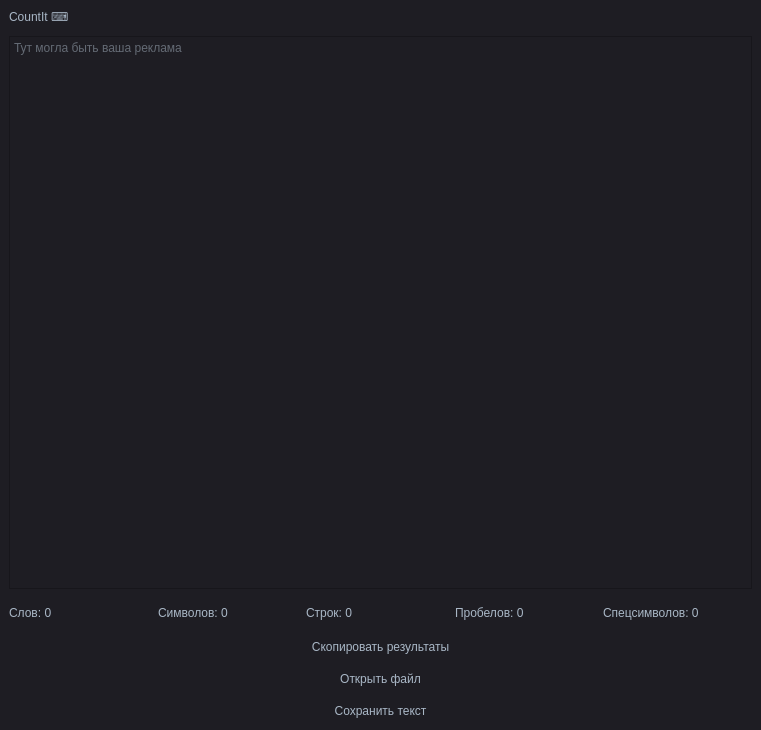
Qt form mainwindow.ui (Alukkart/CountIt) before a commit.
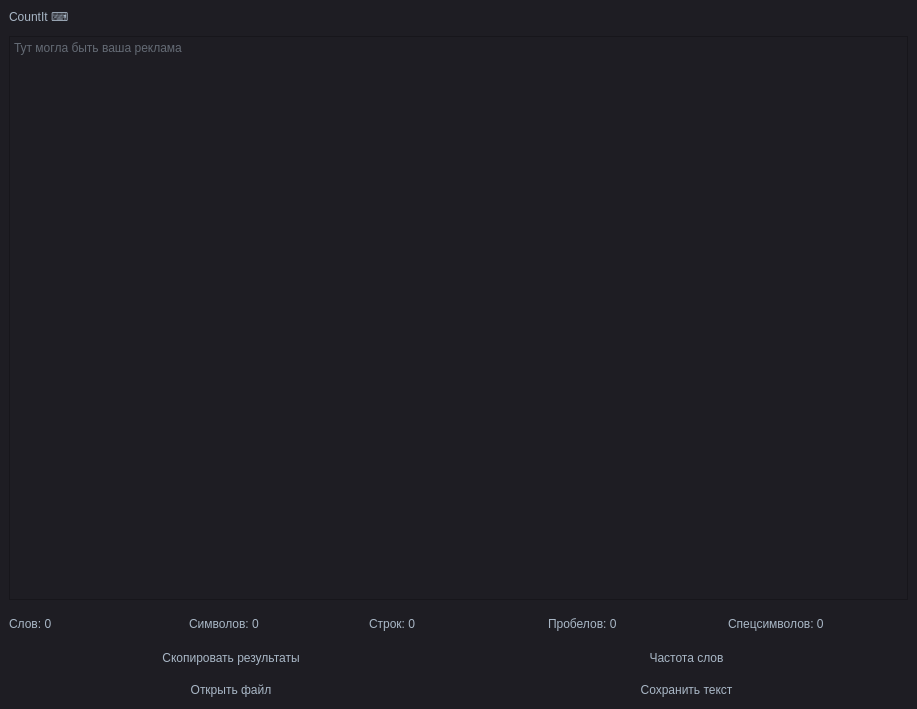
The same form after that commit. Icons and pictures are not drawn.

Commit message: Подсчет частоты слов + UI fixes

```diff
--- a/mainwindow.ui
+++ b/mainwindow.ui
@@ -6,8 +6,8 @@
    <rect>
     <x>0</x>
     <y>0</y>
-    <width>761</width>
-    <height>730</height>
+    <width>917</width>
+    <height>709</height>
    </rect>
   </property>
   <property name="contextMenuPolicy">
@@ -422,15 +422,10 @@
     <property name="verticalSpacing">
      <number>12</number>
     </property>
-    <item row="4" column="1">
-     <widget class="QPushButton" name="openButton">
-      <property name="font">
-       <font>
-        <fontweight>DemiBold</fontweight>
-       </font>
-      </property>
+    <item row="0" column="1">
+     <widget class="QLabel" name="label">
       <property name="text">
-       <string>Открыть файл</string>
+       <string>CountIt ⌨ </string>
       </property>
      </widget>
     </item>
@@ -478,9 +473,9 @@
          <colorrole role="Base">
           <brush brushstyle="SolidPattern">
            <color alpha="255">
-            <red>33</red>
-            <green>32</green>
-            <blue>41</blue>
+            <red>30</red>
+            <green>29</green>
+            <blue>35</blue>
            </color>
           </brush>
          </colorrole>
@@ -543,9 +538,9 @@
          <colorrole role="Base">
           <brush brushstyle="SolidPattern">
            <color alpha="255">
-            <red>33</red>
-            <green>32</green>
-            <blue>41</blue>
+            <red>30</red>
+            <green>29</green>
+            <blue>35</blue>
            </color>
           </brush>
          </colorrole>
@@ -644,30 +639,6 @@
      </widget>
     </item>
     <item row="3" column="1">
-     <widget class="QPushButton" name="copyButton">
-      <property name="font">
-       <font>
-        <fontweight>DemiBold</fontweight>
-       </font>
-      </property>
-      <property name="text">
-       <string>Скопировать результаты</string>
-      </property>
-     </widget>
-    </item>
-    <item row="5" column="1">
-     <widget class="QPushButton" name="saveButton">
-      <property name="font">
-       <font>
-        <fontweight>DemiBold</fontweight>
-       </font>
-      </property>
-      <property name="text">
-       <string>Сохранить текст</string>
-      </property>
-     </widget>
-    </item>
-    <item row="2" column="1">
      <layout class="QHBoxLayout" name="horizontalLayout">
       <property name="spacing">
        <number>0</number>
@@ -723,12 +694,69 @@
       </item>
      </layout>
     </item>
-    <item row="0" column="1">
-     <widget class="QLabel" name="label">
-      <property name="text">
-       <string>CountIt ⌨ </string>
+    <item row="4" column="1">
+     <layout class="QGridLayout" name="gridLayout" rowminimumheight="0,0,0,0,0" columnminimumwidth="0,0">
+      <property name="sizeConstraint">
+       <enum>QLayout::SizeConstraint::SetNoConstraint</enum>
       </property>
-     </widget>
+      <property name="topMargin">
+       <number>0</number>
+      </property>
+      <property name="rightMargin">
+       <number>0</number>
+      </property>
+      <property name="spacing">
+       <number>12</number>
+      </property>
+      <item row="3" column="0">
+       <widget class="QPushButton" name="openButton">
+        <property name="font">
+         <font>
+          <fontweight>DemiBold</fontweight>
+         </font>
+        </property>
+        <property name="text">
+         <string>Открыть файл</string>
+        </property>
+       </widget>
+      </item>
+      <item row="2" column="0">
+       <widget class="QPushButton" name="copyButton">
+        <property name="font">
+         <font>
+          <fontweight>DemiBold</fontweight>
+         </font>
+        </property>
+        <property name="text">
+         <string>Скопировать результаты</string>
+        </property>
+       </widget>
+      </item>
+      <item row="2" column="1">
+       <widget class="QPushButton" name="frequencyButton">
+        <property name="font">
+         <font>
+          <fontweight>DemiBold</fontweight>
+         </font>
+        </property>
+        <property name="text">
+         <string>Частота слов</string>
+        </property>
+       </widget>
+      </item>
+      <item row="3" column="1">
+       <widget class="QPushButton" name="saveButton">
+        <property name="font">
+         <font>
+          <fontweight>DemiBold</fontweight>
+         </font>
+        </property>
+        <property name="text">
+         <string>Сохранить текст</string>
+        </property>
+       </widget>
+      </item>
+     </layout>
     </item>
    </layout>
   </widget>
```
Left out of the diff: 2 changed lines with no effect on the pictures. The commit also changes 8 other files.
